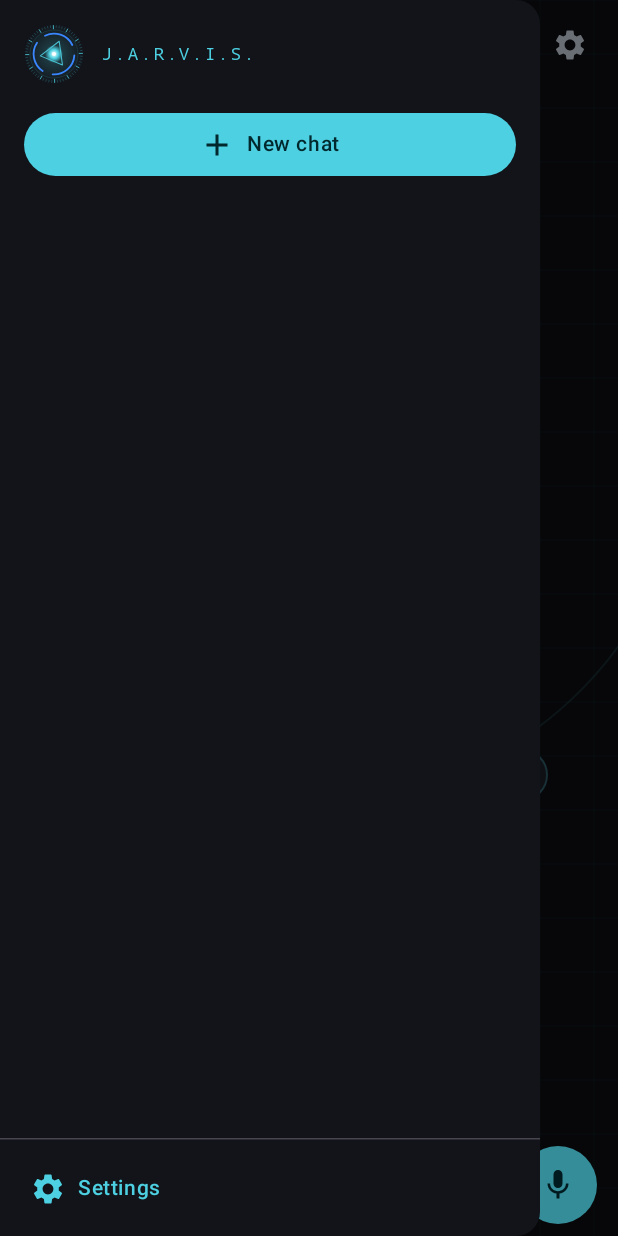
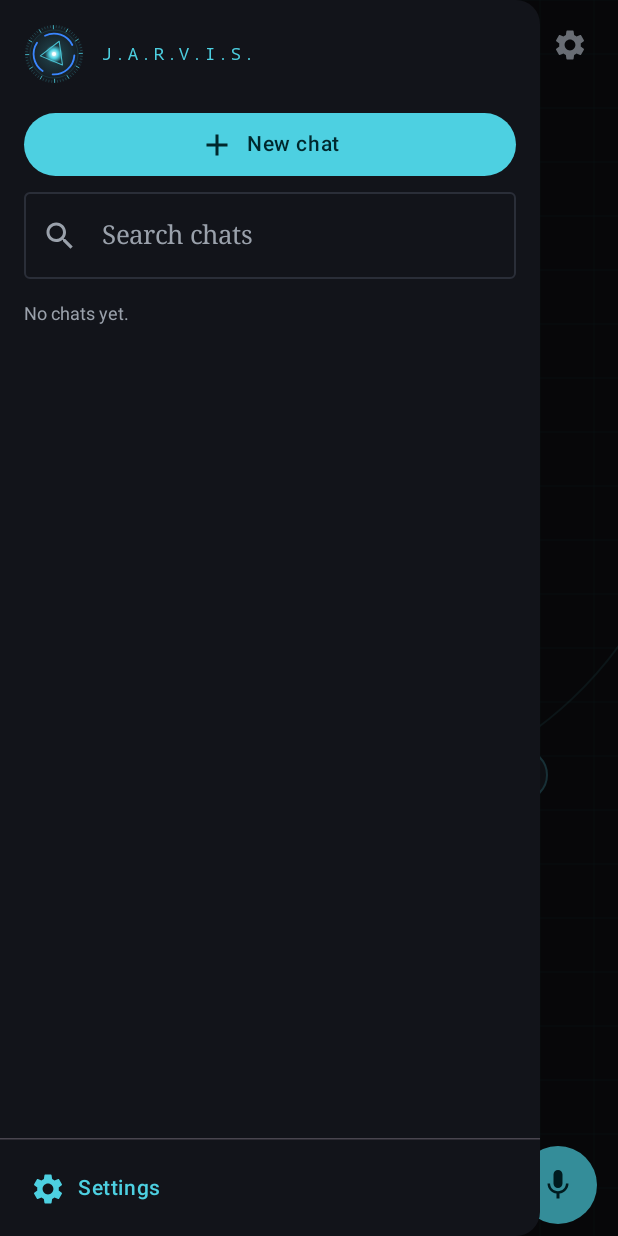
Before and after one commit to royfarid2/jarvisappai, an Android app built with Jetpack Compose: the composable ChatScreen shown on its own in the app's theme, after a tap on "Chats", on a phone screen of 412 x 824 dp. Run offline under Robolectric (Android 15) with nearby library versions, the phone set to English and light mode, and no system bars; our stand-ins replace Room's generated code; pictures from the network do not load; 3 statements that could not run were skipped.

Commit message:
Sessions: pin, archive, search

```diff
--- a/app/src/main/java/com/jarvis/ai/JarvisApp.kt
+++ b/app/src/main/java/com/jarvis/ai/JarvisApp.kt
@@ -16,7 +16,7 @@ class JarvisApp : Application(), ViewModelStoreOwner {
     fun core(): MainViewModel =
         ViewModelProvider(this, ViewModelProvider.AndroidViewModelFactory.getInstance(this))[MainViewModel::class.java]
 
-    val db: AppDb by lazy { Room.databaseBuilder(applicationContext, AppDb::class.java, "jarvis.db").fallbackToDestructiveMigration().build() }
+    val db: AppDb by lazy { Room.databaseBuilder(applicationContext, AppDb::class.java, "jarvis.db").addMigrations(com.jarvis.ai.data.MIGRATION_2_3).fallbackToDestructiveMigration().build() }
 
     override fun onCreate() {
         super.onCreate()
--- a/app/src/main/java/com/jarvis/ai/MainViewModel.kt
+++ b/app/src/main/java/com/jarvis/ai/MainViewModel.kt
@@ -162,6 +162,12 @@ class MainViewModel(app: Application) : AndroidViewModel(app) {
     }
     fun newChat() = openSession(-1L)
     fun renameSession(id: Long, title: String) { viewModelScope.launch { if (title.isNotBlank()) dao.rename(id, title.trim().take(60)) } }
+    fun pinSession(id: Long, pinned: Boolean) { viewModelScope.launch { dao.setPinned(id, pinned) } }
+    fun archiveSession(id: Long, archived: Boolean) {
+        viewModelScope.launch { dao.setArchived(id, archived) }
+        if (archived && currentSession.value == id) newChat()
+    }
+    suspend fun searchSessionIds(q: String): List<Long> = dao.searchSessions(q)
     fun deleteSession(id: Long) {
         viewModelScope.launch {
             dao.deleteMessages(id); dao.deleteSession(id)
--- a/app/src/main/java/com/jarvis/ai/ui/ChatScreen.kt
+++ b/app/src/main/java/com/jarvis/ai/ui/ChatScreen.kt
@@ -141,9 +141,31 @@ fun ChatScreen(vm: MainViewModel, s: Settings, openSettings: () -> Unit) {
                     { vm.newChat(); scope.launch { drawer.close() } },
                     Modifier.fillMaxWidth().padding(horizontal = 16.dp),
                 ) { Icon(Icons.Filled.Add, null); Spacer(Modifier.width(8.dp)); Text("New chat") }
-                Spacer(Modifier.height(12.dp))
+                Spacer(Modifier.height(8.dp))
+                var query by remember { mutableStateOf("") }
+                var showArchived by remember { mutableStateOf(false) }
+                var hits by remember { mutableStateOf<Set<Long>?>(null) }
+                LaunchedEffect(query) { hits = if (query.isBlank()) null else vm.searchSessionIds(query.trim()).toSet() }
+                OutlinedTextField(
+                    query, { query = it }, Modifier.fillMaxWidth().padding(horizontal = 16.dp),
+                    placeholder = { Text("Search chats") }, singleLine = true,
+                    leadingIcon = { Icon(Icons.Filled.Search, null) },
+                )
+                val shown = sessions.filter { se ->
+                    se.archived == showArchived && (query.isBlank() || se.title.contains(query, true) || hits?.contains(se.id) == true)
+                }
+                val archivedCount = sessions.count { it.archived }
+                if (archivedCount > 0 || showArchived) {
+                    TextButton({ showArchived = !showArchived }, Modifier.padding(horizontal = 8.dp)) {
+                        Text(if (showArchived) "Back to chats" else "Archived ($archivedCount)")
+                    }
+                }
                 LazyColumn(Modifier.weight(1f)) {
-                    items(sessions, key = { it.id }) { se ->
+                    if (shown.isEmpty()) item {
+                        Text(if (query.isNotBlank()) "No chats match." else if (showArchived) "No archived chats." else "No chats yet.",
+                            Modifier.padding(16.dp), style = MaterialTheme.typography.bodySmall, color = MaterialTheme.colorScheme.onSurfaceVariant)
+                    }
+                    items(shown, key = { it.id }) { se ->
                         var menu by remember { mutableStateOf(false) }
                         Row(
                             Modifier.fillMaxWidth().padding(horizontal = 8.dp)
@@ -152,10 +174,13 @@ fun ChatScreen(vm: MainViewModel, s: Settings, openSettings: () -> Unit) {
                                 .padding(start = 14.dp),
                             verticalAlignment = Alignment.CenterVertically,
                         ) {
+                            if (se.pinned) { Icon(Icons.Filled.PushPin, "Pinned", Modifier.size(16.dp), tint = Cyan); Spacer(Modifier.width(6.dp)) }
                             Text(se.title, Modifier.weight(1f), maxLines = 1, overflow = TextOverflow.Ellipsis, style = MaterialTheme.typography.bodyMedium)
                             Box {
                                 IconButton({ menu = true }) { Icon(Icons.Filled.MoreVert, "Options", tint = MaterialTheme.colorScheme.onSurfaceVariant) }
                                 DropdownMenu(menu, { menu = false }) {
+                                    DropdownMenuItem({ Text(if (se.pinned) "Unpin" else "Pin") }, { menu = false; vm.pinSession(se.id, !se.pinned) })
+                                    DropdownMenuItem({ Text(if (se.archived) "Unarchive" else "Archive") }, { menu = false; vm.archiveSession(se.id, !se.archived) })
                                     DropdownMenuItem({ Text("Rename") }, { menu = false; renaming = se.id to se.title })
                                     DropdownMenuItem({ Text("Delete") }, { menu = false; vm.deleteSession(se.id) })
                                 }
```
Also changed, not shown: app/src/main/java/com/jarvis/ai/data/Models.kt (+15 -2 lines).
